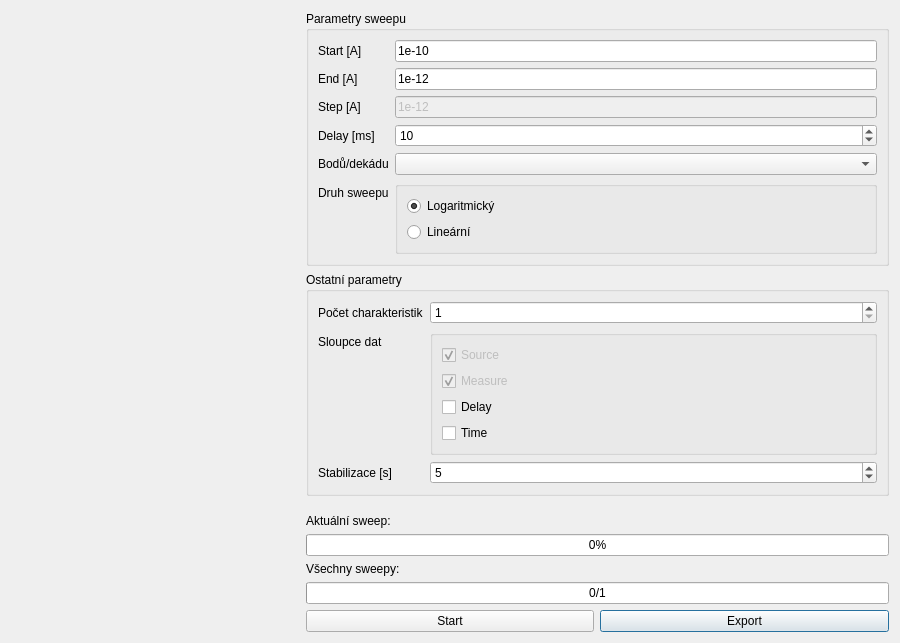
This is sweeper/gui.ui in roesel/k237 as Qt 5 draws it before an edit. The edited form follows.
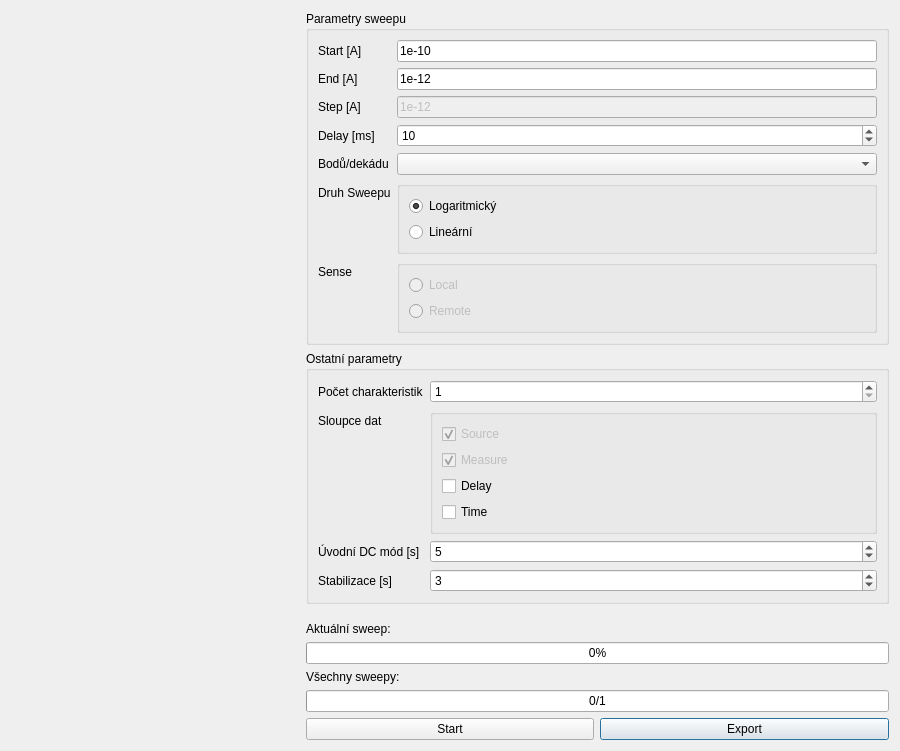
This is the edited form. Icons and pictures are not drawn.

What changed in the file:
```diff
--- a/sweeper/gui.ui
+++ b/sweeper/gui.ui
@@ -7,7 +7,7 @@
     <x>0</x>
     <y>0</y>
     <width>900</width>
-    <height>571</height>
+    <height>650</height>
    </rect>
   </property>
   <property name="minimumSize">
@@ -102,6 +102,23 @@
         </property>
        </widget>
       </item>
+      <item row="2" column="0">
+       <widget class="QLabel" name="label_11">
+        <property name="text">
+         <string>Step [A]</string>
+        </property>
+       </widget>
+      </item>
+      <item row="2" column="1">
+       <widget class="QLineEdit" name="stepEdit">
+        <property name="enabled">
+         <bool>false</bool>
+        </property>
+        <property name="text">
+         <string>1e-12</string>
+        </property>
+       </widget>
+      </item>
       <item row="3" column="0">
        <widget class="QLabel" name="label_5">
         <property name="text">
@@ -129,13 +146,6 @@
       <item row="4" column="1">
        <widget class="QComboBox" name="decadeComboBox"/>
       </item>
-      <item row="5" column="0">
-       <widget class="QLabel" name="label">
-        <property name="text">
-         <string>Druh sweepu</string>
-        </property>
-       </widget>
-      </item>
       <item row="5" column="1">
        <widget class="QGroupBox" name="groupBox_4">
         <property name="title">
@@ -165,23 +175,49 @@
         </layout>
        </widget>
       </item>
-      <item row="2" column="0">
-       <widget class="QLabel" name="label_11">
+      <item row="5" column="0">
+       <widget class="QLabel" name="label">
         <property name="text">
-         <string>Step [A]</string>
+         <string>Druh Sweepu</string>
         </property>
        </widget>
       </item>
-      <item row="2" column="1">
-       <widget class="QLineEdit" name="stepEdit">
-        <property name="enabled">
-         <bool>false</bool>
-        </property>
+      <item row="6" column="0">
+       <widget class="QLabel" name="label_12">
         <property name="text">
-         <string>1e-12</string>
+         <string>Sense</string>
         </property>
        </widget>
       </item>
+      <item row="6" column="1">
+       <widget class="QGroupBox" name="groupBox_5">
+        <property name="title">
+         <string/>
+        </property>
+        <layout class="QVBoxLayout" name="verticalLayout_3">
+         <item>
+          <widget class="QRadioButton" name="senseLocalRadioButton">
+           <property name="enabled">
+            <bool>false</bool>
+           </property>
+           <property name="text">
+            <string>Local</string>
+           </property>
+          </widget>
+         </item>
+         <item>
+          <widget class="QRadioButton" name="senseRemoteRadioButton">
+           <property name="enabled">
+            <bool>false</bool>
+           </property>
+           <property name="text">
+            <string>Remote</string>
+           </property>
+          </widget>
+         </item>
+        </layout>
+       </widget>
+      </item>
      </layout>
     </widget>
    </item>
@@ -210,7 +246,7 @@
          <number>1</number>
         </property>
         <property name="maximum">
-         <number>20</number>
+         <number>9999</number>
         </property>
        </widget>
       </item>
@@ -279,20 +315,34 @@
       <item row="2" column="0">
        <widget class="QLabel" name="label_8">
         <property name="text">
-         <string>Stabilizace [s]</string>
+         <string>Úvodní DC mód [s]</string>
         </property>
        </widget>
       </item>
       <item row="2" column="1">
        <widget class="QSpinBox" name="stableSpinBox">
         <property name="maximum">
-         <number>30</number>
+         <number>9999</number>
         </property>
         <property name="value">
          <number>5</number>
         </property>
        </widget>
       </item>
+      <item row="3" column="1">
+       <widget class="QSpinBox" name="sleepSpinBox">
+        <property name="value">
+         <number>3</number>
+        </property>
+       </widget>
+      </item>
+      <item row="3" column="0">
+       <widget class="QLabel" name="label_13">
+        <property name="text">
+         <string>Stabilizace [s]</string>
+        </property>
+       </widget>
+      </item>
      </layout>
     </widget>
    </item>
```
